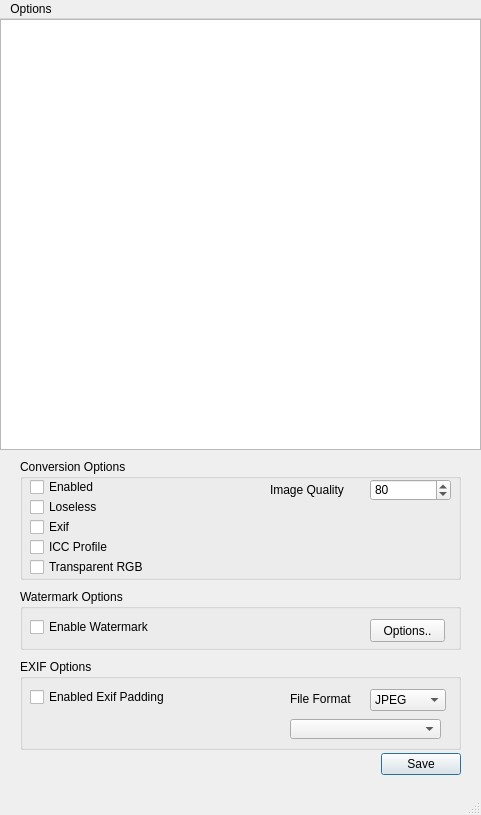
Old version of the form WebPConverterGUI.ui in the repository C4NU/Paddie.
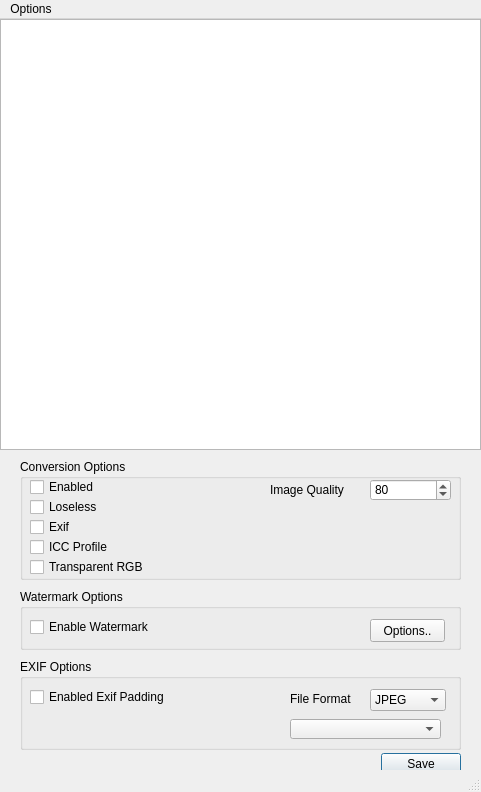
New version of the form. Icons and pictures are not drawn.

Commit message: [ADD] Exif, Convert 옵션 선택지 창에서 둘 중 하나만 선택할 수 있도록 변경.

```diff
--- a/WebPConverterGUI.ui
+++ b/WebPConverterGUI.ui
@@ -7,7 +7,7 @@
     <x>0</x>
     <y>0</y>
     <width>481</width>
-    <height>815</height>
+    <height>792</height>
    </rect>
   </property>
   <property name="acceptDrops">
```
Left out of the diff: 8 changed lines with no effect on the pictures. The commit also changes 2 other files.
